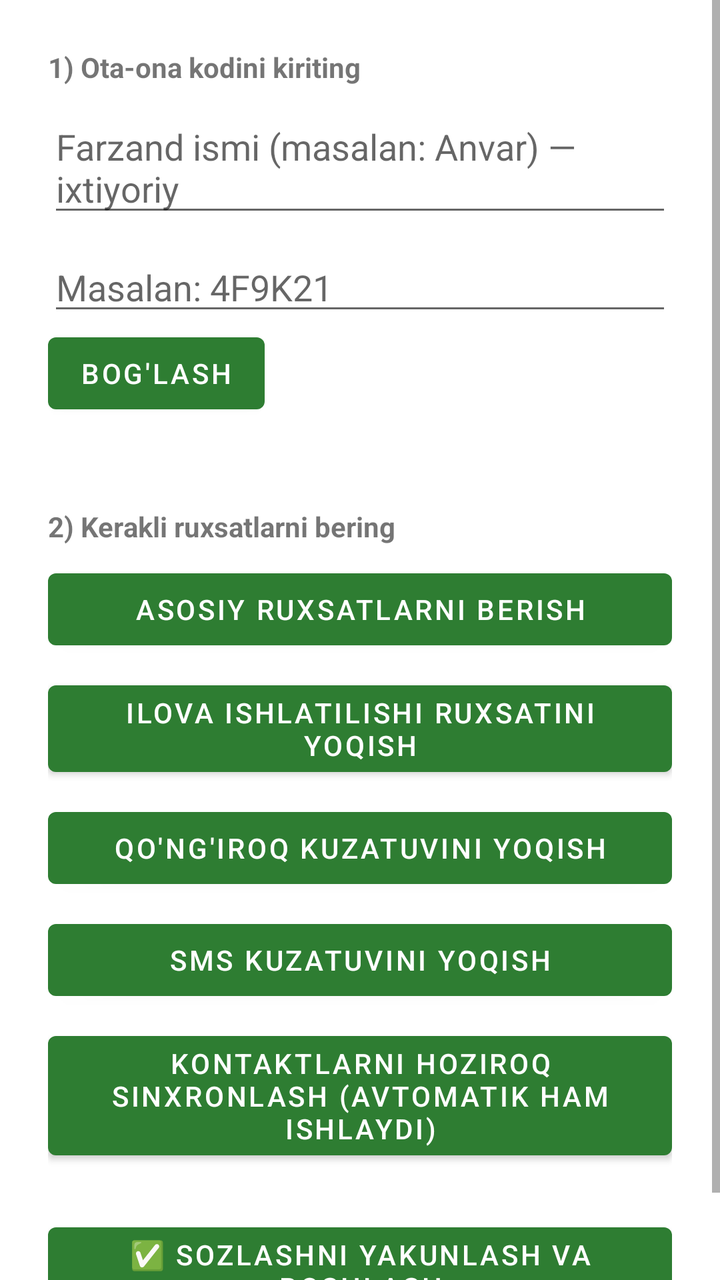
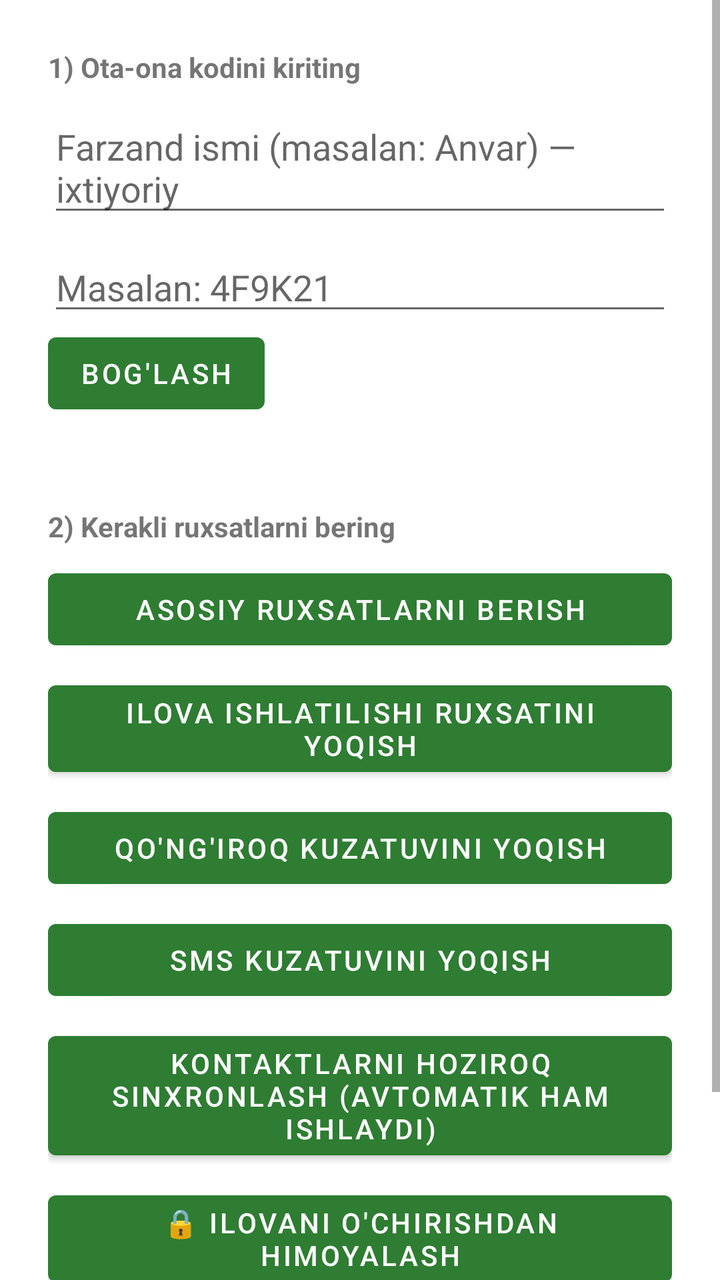

The first picture is an Android layout as it rendered before a commit; the second is the same layout after the commit. The layout source and the unified diff follow.
<!-- AndroidManifest.xml: application theme Theme.OilaNazorati -->
<!-- res/layout/activity_child_setup.xml -->
<?xml version="1.0" encoding="utf-8"?>
<ScrollView xmlns:android="http://schemas.android.com/apk/res/android"
    android:layout_width="match_parent"
    android:layout_height="match_parent">

<LinearLayout
    android:layout_width="match_parent"
    android:layout_height="wrap_content"
    android:orientation="vertical"
    android:padding="24dp">

    <TextView
        android:layout_width="wrap_content"
        android:layout_height="wrap_content"
        android:text="1) Ota-ona kodini kiriting"
        android:textStyle="bold"
        android:layout_marginBottom="8dp"/>

    <EditText
        android:id="@+id/inputChildName"
        android:layout_width="match_parent"
        android:layout_height="wrap_content"
        android:hint="Farzand ismi (masalan: Anvar) — ixtiyoriy"
        android:layout_marginBottom="8dp"/>

    <EditText
        android:id="@+id/inputFamilyCode"
        android:layout_width="match_parent"
        android:layout_height="wrap_content"
        android:hint="Masalan: 4F9K21"
        android:maxLength="6"
        android:inputType="textCapCharacters"/>

    <Button
        android:id="@+id/btnPair"
        android:layout_width="wrap_content"
        android:layout_height="wrap_content"
        android:text="Bog'lash"/>

    <TextView
        android:id="@+id/pairStatusText"
        android:layout_width="wrap_content"
        android:layout_height="wrap_content"
        android:layout_marginBottom="24dp"/>

    <TextView
        android:layout_width="wrap_content"
        android:layout_height="wrap_content"
        android:text="2) Kerakli ruxsatlarni bering"
        android:textStyle="bold"
        android:layout_marginBottom="8dp"/>

    <Button
        android:id="@+id/btnGrantPermissions"
        android:layout_width="match_parent"
        android:layout_height="wrap_content"
        android:text="Asosiy ruxsatlarni berish"
        android:layout_marginBottom="8dp"/>

    <Button
        android:id="@+id/btnUsageAccess"
        android:layout_width="match_parent"
        android:layout_height="wrap_content"
        android:text="Ilova ishlatilishi ruxsatini yoqish"
        android:layout_marginBottom="8dp"/>

    <Button
        android:id="@+id/btnDefaultPhone"
        android:layout_width="match_parent"
        android:layout_height="wrap_content"
        android:text="Qo'ng'iroq kuzatuvini yoqish"
        android:layout_marginBottom="8dp"/>

    <Button
        android:id="@+id/btnDefaultSms"
        android:layout_width="match_parent"
        android:layout_height="wrap_content"
        android:text="SMS kuzatuvini yoqish"
        android:layout_marginBottom="8dp"/>

    <Button
        android:id="@+id/btnSyncContacts"
        android:layout_width="match_parent"
        android:layout_height="wrap_content"
        android:text="Kontaktlarni hoziroq sinxronlash (avtomatik ham ishlaydi)"
        android:layout_marginBottom="24dp"/>

    <Button
        android:id="@+id/btnFinish"
        android:layout_width="match_parent"
        android:layout_height="wrap_content"
        android:text="✅ Sozlashni yakunlash va boshlash"/>

</LinearLayout>
</ScrollView>
<!-- resources referenced by this layout -->
<resources>
  <style name="Theme.OilaNazorati" parent="Theme.MaterialComponents.DayNight.NoActionBar">
          <item name="colorPrimary">#2E7D32</item>
          <item name="colorPrimaryDark">#1B5E20</item>
          <item name="colorAccent">#66BB6A</item>
      </style>
</resources>

<!-- the commit's change to res/layout/activity_child_setup.xml (unified diff, before → after) -->
@@ -83,6 +83,13 @@
         android:layout_width="match_parent"
         android:layout_height="wrap_content"
         android:text="Kontaktlarni hoziroq sinxronlash (avtomatik ham ishlaydi)"
+        android:layout_marginBottom="8dp"/>
+
+    <Button
+        android:id="@+id/btnDeviceAdmin"
+        android:layout_width="match_parent"
+        android:layout_height="wrap_content"
+        android:text="🔒 Ilovani o'chirishdan himoyalash"
         android:layout_marginBottom="24dp"/>
 
     <Button
